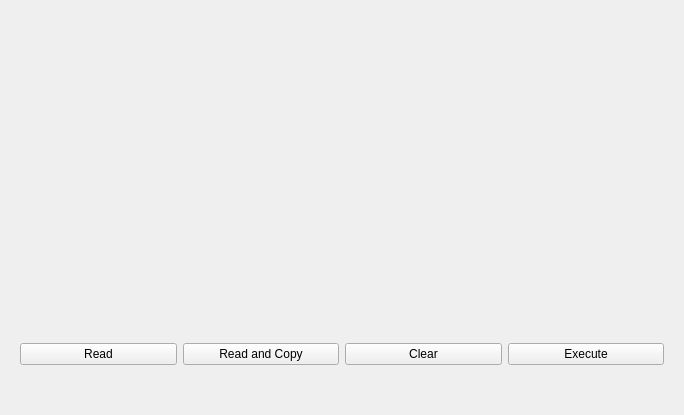
Qt form src/ui-qt/sbench/wgt_sbench_command.ui (ptroja/mrrocpp) before a commit.
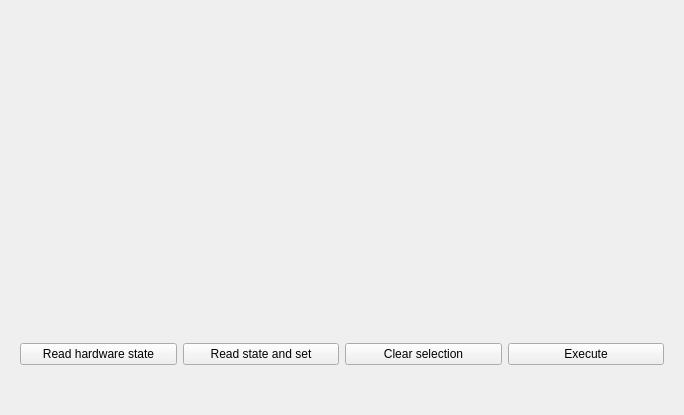
The same form after that commit.

Commit message: SBENCH double read during execution fixed.

Patch:
```diff
--- a/src/ui-qt/sbench/wgt_sbench_command.ui
+++ b/src/ui-qt/sbench/wgt_sbench_command.ui
@@ -62,21 +62,21 @@
       <item>
        <widget class="QPushButton" name="pushButton_read">
         <property name="text">
-         <string>Read</string>
+         <string>Read hardware state</string>
         </property>
        </widget>
       </item>
       <item>
        <widget class="QPushButton" name="pushButton_read_and_copy">
         <property name="text">
-         <string>Read and Copy</string>
+         <string>Read state and set</string>
         </property>
        </widget>
       </item>
       <item>
        <widget class="QPushButton" name="pushButton_clear">
         <property name="text">
-         <string>Clear</string>
+         <string>Clear selection</string>
         </property>
        </widget>
       </item>
```
The commit also changes 7 other files.
